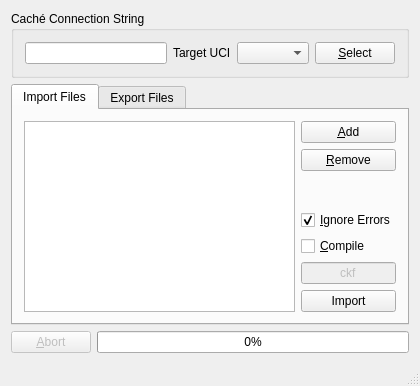
Before: the Qt Designer form QtCacheTool/mainwindow.ui in entwickler42/QtCache, drawn with Qt 5.
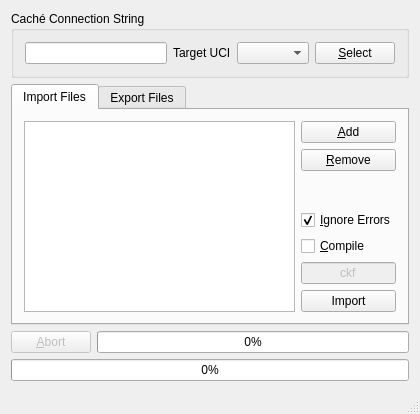
After: the same form once the commit is applied. Icons and pictures are not drawn.

Commit message:
Report additional progress for import tasks.
Initial support for various command line arguments.

The edit to the form file:
```diff
--- a/QtCacheTool/mainwindow.ui
+++ b/QtCacheTool/mainwindow.ui
@@ -7,7 +7,7 @@
     <x>0</x>
     <y>0</y>
     <width>420</width>
-    <height>380</height>
+    <height>400</height>
    </rect>
   </property>
   <property name="windowTitle">
@@ -374,6 +374,13 @@
       </item>
      </layout>
     </item>
+    <item>
+     <widget class="QProgressBar" name="progressBar2">
+      <property name="value">
+       <number>0</number>
+      </property>
+     </widget>
+    </item>
    </layout>
   </widget>
   <widget class="QStatusBar" name="statusBar"/>
```
The commit also changes 8 other files.
